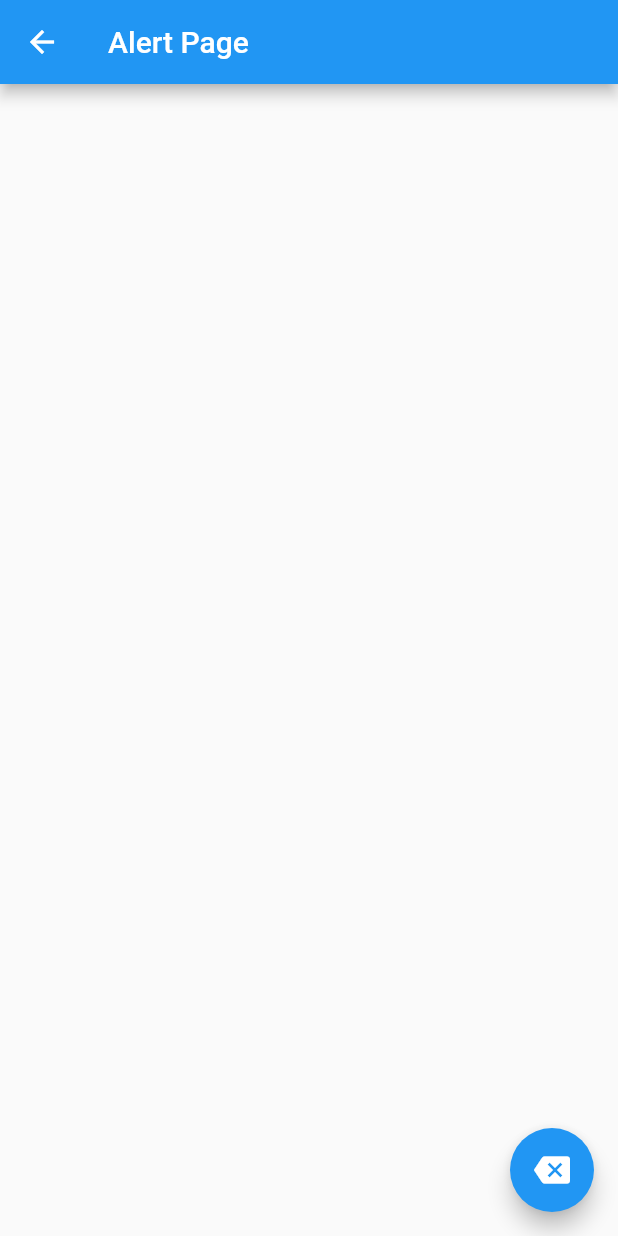
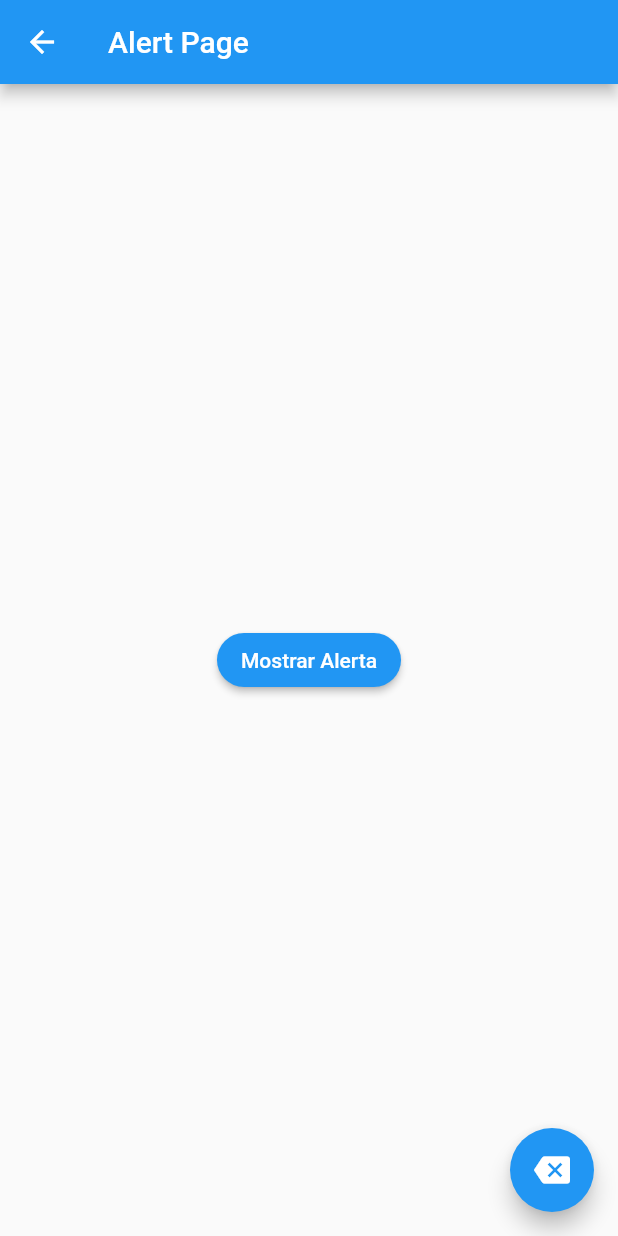
Before and after one commit to NogueraJulio24/finance-app, a Flutter app: the AlertPage screen opened by its route, on a phone screen of 412 x 824 dp. Run offline on Flutter 3.47's test engine with Material 2 defaults, Android fonts, the phone set to English and light mode, and no system bars.

Commit message:
creating RaisedButton in alert_page

```diff
--- a/lib/src/pages/alert_page.dart
+++ b/lib/src/pages/alert_page.dart
@@ -8,6 +8,17 @@ class AlertPage extends StatelessWidget {
       appBar: AppBar(
         title: Text("Alert Page"),
       ),
+      body: Center(
+         child: RaisedButton(
+           child: Text('Mostrar Alerta'),
+           color: Colors.blue,
+           textColor: Colors.white,
+           shape: StadiumBorder(),
+           onPressed: (){
+
+           },
+         ),
+        ),
       floatingActionButton: FloatingActionButton(
         child: Icon(Icons.backspace),
         onPressed: (){
```
